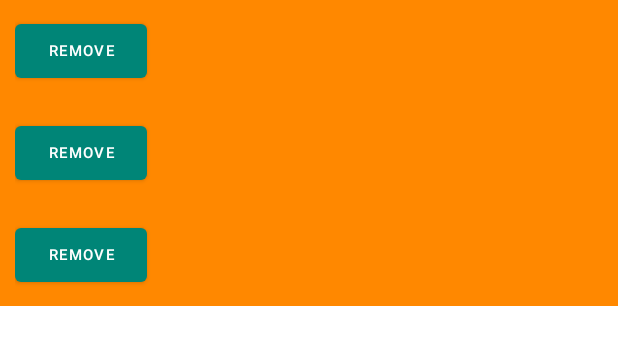
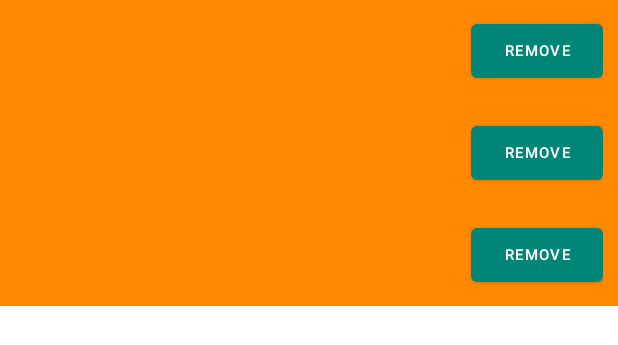
Before and after one commit to and13020/Budget_App, an Android app: the layout fragment_home.xml on its own in the app's theme, with its tools: preview values and no code run, on a phone screen of 412 x 824 dp. Shown: the top 345 px of the screen. Run offline under Robolectric (Android 15) with nearby library versions, the phone set to English and light mode, and no system bars.

Commit message:
Home fragment now correctly displays content from user database from the budget fragment.

```diff
--- a/app/src/main/java/com/example/budget_tracker/ui/home/BudgetFragment.java
+++ b/app/src/main/java/com/example/budget_tracker/ui/home/BudgetFragment.java
@@ -37,7 +37,7 @@ public class BudgetFragment extends Fragment {
     public void onViewCreated(@NonNull View view, @Nullable Bundle savedInstanceState) {
 
         // Set in onViewCreated, otherwise getView does not work
-        mTitleEditView = Objects.requireNonNull(getView()).findViewById(R.id.titleEditView);
+        mTitleEditView = Objects.requireNonNull(getView()).findViewById(( R.id.titleEditView));
         mCostEditView = Objects.requireNonNull(getView()).findViewById(R.id.costEditView);
         final Button sButton = getView().findViewById(R.id.button_save);
 
@@ -53,7 +53,7 @@ public class BudgetFragment extends Fragment {
         // Listener to save button
         sButton.setOnClickListener(v -> {
             DatabaseC dbOnClick = new DatabaseC(
-                    mTitleEditView.toString(),
+                    mTitleEditView.getText().toString(),
                     Integer.parseInt(mCostEditView.getText().toString()));
 
             mDatabaseViewModel.insert(dbOnClick);
--- a/app/src/main/java/com/example/budget_tracker/ui/home/HomeFragment.java
+++ b/app/src/main/java/com/example/budget_tracker/ui/home/HomeFragment.java
@@ -29,7 +29,9 @@ public class HomeFragment extends Fragment {
     @Override
     public View onCreateView(@NonNull LayoutInflater inflater, @Nullable ViewGroup container, @Nullable Bundle savedInstanceState) {
         mDatabaseViewModel = ViewModelProviders.of(this).get(DatabaseViewModel.class);
-        return super.onCreateView(inflater, container, savedInstanceState);
+        //return super.onCreateView(inflater, container, savedInstanceState);
+        return inflater.inflate(R.layout.fragment_home, container, false);
+
     }
 
     @Override
@@ -43,6 +45,7 @@ public class HomeFragment extends Fragment {
 
 
         mDatabaseViewModel.getAllData().observe(this, adapter::setData);
+                //adapter::setData);
 
     }
 }
--- a/app/src/main/res/layout/fragment_home.xml
+++ b/app/src/main/res/layout/fragment_home.xml
@@ -13,13 +13,13 @@
             android:layout_height="wrap_content"
             android:background="@android:color/holo_orange_dark"
             android:scrollbars="vertical"
+            app:layoutManager="androidx.recyclerview.widget.LinearLayoutManager"
             app:layout_constraintBottom_toBottomOf="parent"
             app:layout_constraintEnd_toEndOf="parent"
             app:layout_constraintStart_toStartOf="parent"
             app:layout_constraintTop_toTopOf="parent"
             tools:listitem="@layout/list_item"
             tools:showIn="@layout/fragment_home">
-
         </androidx.recyclerview.widget.RecyclerView>
     </androidx.constraintlayout.widget.ConstraintLayout>
 </layout>
--- a/app/src/main/res/layout/list_item.xml
+++ b/app/src/main/res/layout/list_item.xml
@@ -12,6 +12,7 @@
         android:layout_height="wrap_content"
         android:padding="10dp">
 
+        <!-- TODO: make sure view text is appropriate form -->
         <TextView
             android:id="@+id/listItemTitle"
             android:layout_width="wrap_content"
@@ -23,16 +24,23 @@
             android:id="@+id/listItemCost"
             android:layout_width="wrap_content"
             android:layout_height="wrap_content"
-            android:text="@{Long.toString(item.cost)}"
+            android:text="@{Integer.toString(item.cost)}"
             android:textSize="20sp"/>
 
-        <Button
-            android:id="@+id/removeButton"
-            android:layout_width="wrap_content"
+        <LinearLayout
+            android:layout_width="match_parent"
             android:layout_height="wrap_content"
-            android:text="Remove"
-            android:padding="10dp"
-            android:textSize="10sp"/>
+            android:layout_gravity="center"
+            android:gravity="end"
+            android:orientation="horizontal">
 
+            <Button
+                android:id="@+id/removeButton"
+                android:layout_width="wrap_content"
+                android:layout_height="wrap_content"
+                android:text="Remove"
+                android:padding="10dp"
+                android:textSize="10sp"/>
+        </LinearLayout>
     </LinearLayout>
 </layout>
```
Also changed, not shown: app/src/main/java/com/example/budget_tracker/DatabaseC.java (+5 -16 lines), app/src/main/java/com/example/budget_tracker/DatabaseDao.java (+1 -14 lines), app/src/main/java/com/example/budget_tracker/DatabaseListAdapter.java (+18 -7 lines), app/src/main/java/com/example/budget_tracker/DatabaseRepository.java (+17 -1 lines), app/src/main/java/com/example/budget_tracker/DatabaseRoom.java (+4 -3 lines).
